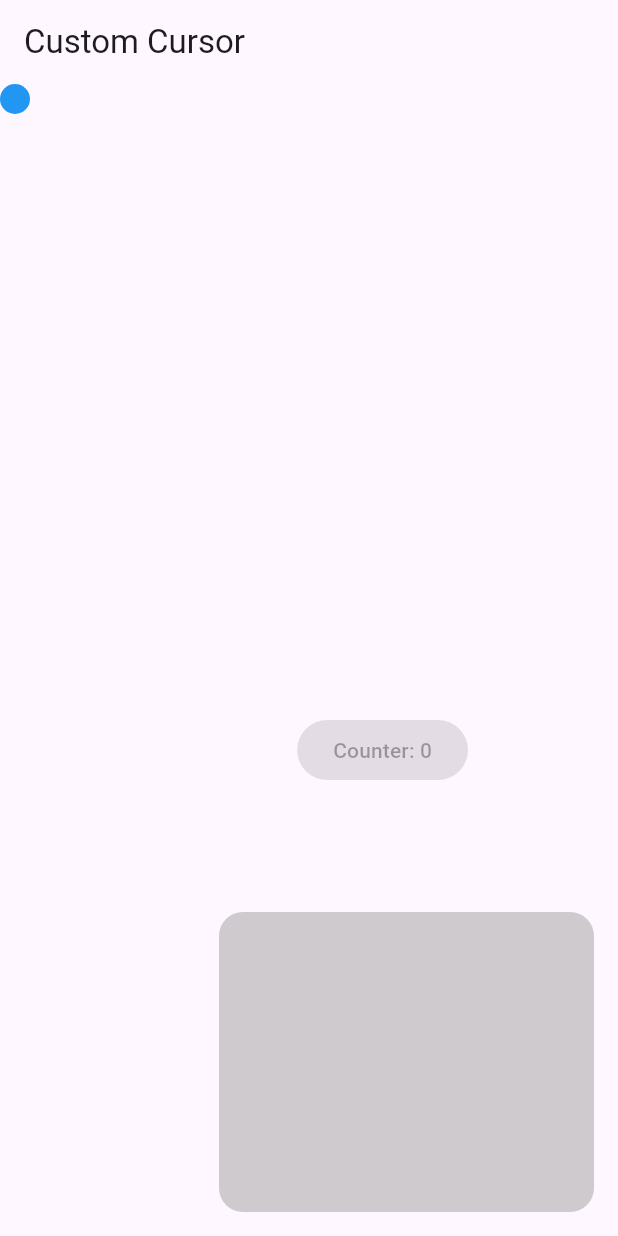
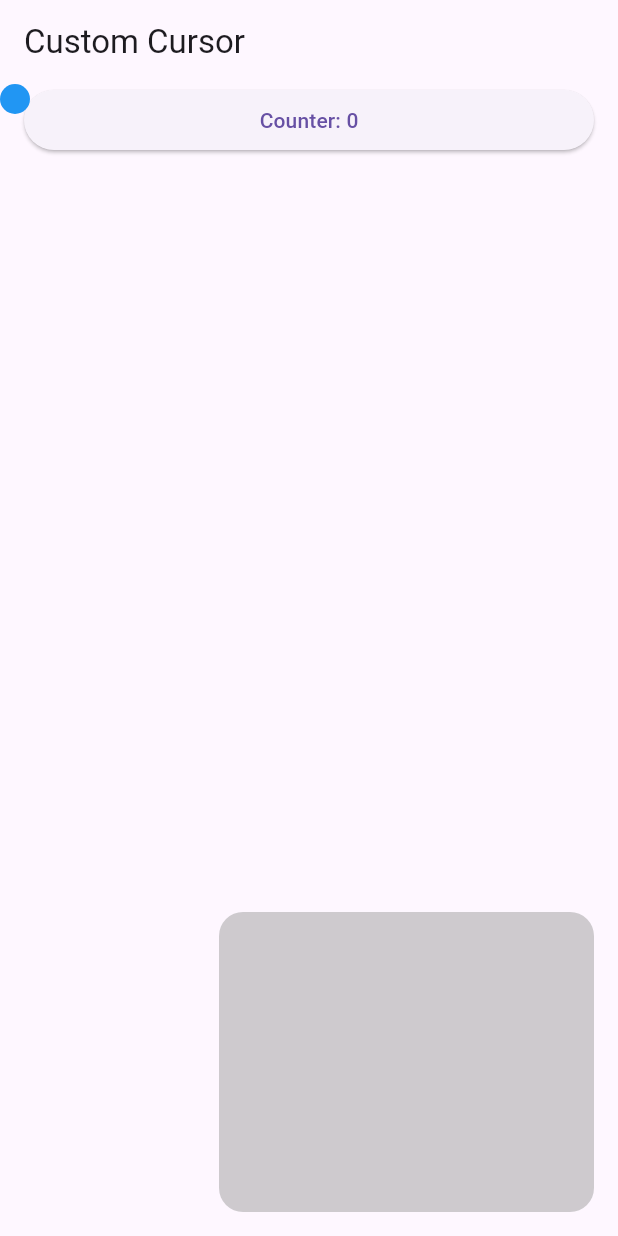
Before and after one commit to twhc20/one_handed_cursor, a Flutter app: the screen it shows after launch, on a phone screen of 412 x 824 dp. Run offline on Flutter 3.47's test engine with Material 3 defaults, Android fonts, the phone set to English and light mode, and no system bars.

Commit message:
WIP: custom button

```diff
--- /dev/null
+++ b/lib/custom_widgets/button.dart
@@ -0,0 +1,44 @@
+import 'package:flutter/material.dart';
+import 'package:provider/provider.dart';
+
+class ButtonNotfiier extends ChangeNotifier {
+  ValueNotifier<int> counter = ValueNotifier(0);
+
+  void increment() {
+    counter.value++;
+    notifyListeners();
+  }
+
+  int getCounter() {
+    return counter.value;
+  }
+}
+
+class Button extends StatelessWidget {
+  final double x;
+  final double y;
+  ValueNotifier<int> counter = ValueNotifier(0);
+
+  Button({Key? key, this.x = 0, this.y = 0}) : super(key: key);
+  @override
+  Widget build(BuildContext context) {
+    final buttonNotifier = Provider.of<ButtonNotfiier>(context);
+    return Positioned(
+        left: x,
+        right: y,
+        child: GestureDetector(
+          behavior: HitTestBehavior.translucent,
+          child: ValueListenableBuilder(
+            valueListenable: counter,
+            builder: (context, int counter, child) {
+              return ElevatedButton(
+                onPressed: () => buttonNotifier
+                    .increment(), // Disable the button's own onPressed event
+                child:
+                    Text('Counter: ${buttonNotifier.getCounter().toString()}'),
+              );
+            },
+          ),
+        ));
+  }
+}
--- a/lib/cursor/cursor.dart
+++ b/lib/custom_widgets/cursor.dart
@@ -7,17 +7,21 @@ class CursorNotifier extends ChangeNotifier {
   double screenWidth = 0;
   double screenHeight = 0;
   double radius;
+  double bottomPadding = 0;
 
   CursorNotifier({this.radius = 10.0});
 
-  void updateScreenSize(double width, double height) {
+  Offset get position => Offset(positionX, positionY);
+
+  void updateScreenSize(double width, double height, double bottomPadding) {
     screenWidth = width;
     screenHeight = height;
+    this.bottomPadding = bottomPadding;
   }
 
   void updatePosition(double x, double y) {
     positionX = x.clamp(0, screenWidth - radius * 2);
-    positionY = y.clamp(0, screenHeight - radius * 2);
+    positionY = y.clamp(0, screenHeight - radius * 2 - bottomPadding);
     notifyListeners();
   }
 }
@@ -31,7 +35,9 @@ class Cursor extends StatelessWidget {
   Widget build(BuildContext context) {
     final cursorNotifier = Provider.of<CursorNotifier>(context);
     final screenSize = MediaQuery.of(context).size;
-    cursorNotifier.updateScreenSize(screenSize.width, screenSize.height);
+    final bottomPadding = MediaQuery.of(context).padding.bottom;
+    cursorNotifier.updateScreenSize(
+        screenSize.width, screenSize.height, bottomPadding);
 
     return Positioned(
       left: cursorNotifier.positionX,
--- a/lib/touchpad/touchpad.dart
+++ b/lib/custom_widgets/touchpad.dart
@@ -2,8 +2,9 @@ import 'package:flutter/material.dart';
 
 class Touchpad extends StatefulWidget {
   final Function(double, double) onUpdatePosition;
+  final Function() onTap;
 
-  Touchpad({super.key, required this.onUpdatePosition});
+  Touchpad({super.key, required this.onUpdatePosition, required this.onTap});
 
   @override
   _TouchpadState createState() => _TouchpadState();
--- a/lib/main.dart
+++ b/lib/main.dart
@@ -1,8 +1,9 @@
 import 'package:flutter/material.dart';
+import 'package:one_handed_cursor/custom_widgets/button.dart';
 import 'package:provider/provider.dart';
 
-import 'cursor/cursor.dart';
-import 'touchpad/touchpad.dart';
+import 'custom_widgets/cursor.dart';
+import 'custom_widgets/touchpad.dart';
 
 void main() {
   runApp(
@@ -10,7 +11,10 @@
       providers: [
         ChangeNotifierProvider(
           create: (context) => CursorNotifier(),
-        )
+        ),
+        ChangeNotifierProvider(
+          create: (context) => ButtonNotfiier(),
+        ),
       ],
       child: MyApp(),
     ),
@@ -23,8 +27,7 @@
 }
 
 class _MyAppState extends State<MyApp> {
-  int counter = 0;
-  final buttonKey = GlobalKey();
+  final GlobalKey buttonKey = GlobalKey();
 
   @override
   Widget build(BuildContext context) {
@@ -34,17 +37,10 @@
             title: const Text('Custom Cursor'),
           ),
           body: Stack(children: [
-            Positioned(
-              bottom: 300,
-              right: 100,
-              child: GestureDetector(
-                behavior: HitTestBehavior.translucent,
-                onTap: () {},
-                child: ElevatedButton(
-                  onPressed: null, // Disable the button's own onPressed event
-                  child: Text('Counter: $counter'),
-                ),
-              ),
+            Button(
+              key: buttonKey,
+              x: 16.0,
+              y: 16.0,
             ),
             const Cursor(),
             Touchpad(
@@ -52,6 +48,7 @@
                 Provider.of<CursorNotifier>(context, listen: false)
                     .updatePosition(x, y);
               },
+              onTap: () {},
             ),
           ])),
     );
```
Also changed, not shown: lib/cursor/cursor_position.dart (deleted, +0 -32 lines).
